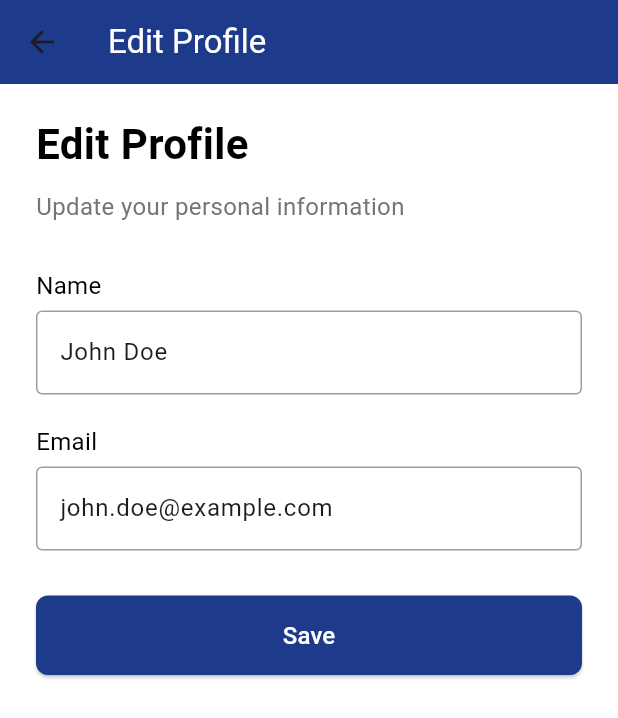
After one commit to MEDDADMakhlouf/mobile_eduswap, a Flutter app: the MainScreen screen opened by its route, item 4 of the bottom bar chosen, after a tap on "Edit Profile", on a phone screen of 412 x 824 dp. The commit adds this screen. Shown: the top 718 px of the screen. Run offline on Flutter 3.47's test engine with Material 3 defaults, Android fonts, the phone set to English and light mode, and no system bars; our stand-ins replace flutter_svg.

Commit message:
add nav bar

```diff
--- a/lib/main.dart
+++ b/lib/main.dart
@@ -5,6 +5,8 @@ import 'package:pfc_mobile/pages/home_screen.dart';
 import 'package:pfc_mobile/pages/swap_request_screen.dart';
 import 'package:pfc_mobile/pages/notifications_screen.dart';
 import 'package:pfc_mobile/pages/logout_screen.dart';
+import 'package:pfc_mobile/pages/settings_screen.dart';
+import 'package:pfc_mobile/pages/edit_profile_screen.dart';
 
 void main() {
   runApp(const MyApp());
@@ -24,11 +26,67 @@ class MyApp extends StatelessWidget {
       routes: {
         '/splash': (context) => SplashScreen(),
         '/login': (context) => LoginScreen(),
-        '/home': (context) => HomeScreen(),
-        '/swap_request': (context) => SwapRequestScreen(),
-        '/notifications': (context) => NotificationsScreen(),
+        '/main': (context) => MainScreen(),
         '/logout': (context) => LogoutScreen(),
+        '/edit_profile': (context) => EditProfileScreen(),
       },
     );
   }
 }
+
+class MainScreen extends StatefulWidget {
+  const MainScreen({super.key});
+
+  @override
+  _MainScreenState createState() => _MainScreenState();
+}
+
+class _MainScreenState extends State<MainScreen> {
+  int _selectedIndex = 0;
+
+  // List of screens for the bottom navigation bar
+  static final List<Widget> _screens = <Widget>[
+    HomeScreen(),
+    SwapRequestScreen(),
+    NotificationsScreen(),
+    SettingsScreen(),
+  ];
+
+  void _onItemTapped(int index) {
+    setState(() {
+      _selectedIndex = index;
+    });
+  }
+
+  @override
+  Widget build(BuildContext context) {
+    return Scaffold(
+      body: _screens[_selectedIndex],
+      bottomNavigationBar: BottomNavigationBar(
+        items: const <BottomNavigationBarItem>[
+          BottomNavigationBarItem(
+            icon: Icon(Icons.home),
+            label: 'Home',
+          ),
+          BottomNavigationBarItem(
+            icon: Icon(Icons.swap_horiz),
+            label: 'Swap Request',
+          ),
+          BottomNavigationBarItem(
+            icon: Icon(Icons.notifications),
+            label: 'Notifications',
+          ),
+          BottomNavigationBarItem(
+            icon: Icon(Icons.settings),
+            label: 'Settings',
+          ),
+        ],
+        currentIndex: _selectedIndex,
+        selectedItemColor: Colors.white,
+        unselectedItemColor: Colors.white70,
+        backgroundColor: Color(0xFF1E3A8A),
+        onTap: _onItemTapped,
+      ),
+    );
+  }
+}
--- /dev/null
+++ b/lib/pages/edit_profile_screen.dart
@@ -0,0 +1,159 @@
+import 'package:flutter/material.dart';
+
+class EditProfileScreen extends StatefulWidget {
+  const EditProfileScreen({super.key});
+
+  @override
+  _EditProfileScreenState createState() => _EditProfileScreenState();
+}
+
+class _EditProfileScreenState extends State<EditProfileScreen> {
+  final _nameController = TextEditingController(text: 'John Doe'); // Sample data
+  final _emailController = TextEditingController(text: 'john.doe@example.com'); // Sample data
+  final _formKey = GlobalKey<FormState>();
+
+  @override
+  void dispose() {
+    _nameController.dispose();
+    _emailController.dispose();
+    super.dispose();
+  }
+
+  void _saveProfile() {
+    if (_formKey.currentState!.validate()) {
+      // In a real app, save the data (e.g., to a database or API)
+      ScaffoldMessenger.of(context).showSnackBar(
+        SnackBar(content: Text('Profile updated successfully')),
+      );
+      Navigator.pop(context); // Go back to SettingsScreen
+    }
+  }
+
+  @override
+  Widget build(BuildContext context) {
+    return Scaffold(
+      backgroundColor: Colors.white,
+      appBar: AppBar(
+        backgroundColor: Color(0xFF1E3A8A),
+        title: Text(
+          'Edit Profile',
+          style: TextStyle(color: Colors.white),
+        ),
+      ),
+      body: Padding(
+        padding: const EdgeInsets.symmetric(horizontal: 24.0),
+        child: Form(
+          key: _formKey,
+          child: Column(
+            crossAxisAlignment: CrossAxisAlignment.start,
+            children: [
+              SizedBox(height: 20),
+              Text(
+                'Edit Profile',
+                style: TextStyle(
+                  fontSize: 28,
+                  fontWeight: FontWeight.bold,
+                  color: Colors.black,
+                ),
+              ),
+              SizedBox(height: 10),
+              Text(
+                'Update your personal information',
+                style: TextStyle(
+                  fontSize: 16,
+                  color: Colors.grey[600],
+                ),
+              ),
+              SizedBox(height: 30),
+              Text(
+                'Name',
+                style: TextStyle(
+                  fontSize: 16,
+                  color: Colors.black,
+                ),
+              ),
+              SizedBox(height: 5),
+              TextFormField(
+                controller: _nameController,
+                decoration: InputDecoration(
+                  hintText: 'Enter your name',
+                  hintStyle: TextStyle(color: Colors.grey[400]),
+                  border: OutlineInputBorder(
+                    borderSide: BorderSide(color: Colors.grey),
+                  ),
+                  enabledBorder: OutlineInputBorder(
+                    borderSide: BorderSide(color: Colors.grey),
+                  ),
+                  focusedBorder: OutlineInputBorder(
+                    borderSide: BorderSide(color: Colors.blue),
+                  ),
+                ),
+                validator: (value) {
+                  if (value == null || value.isEmpty) {
+                    return 'Please enter your name';
+                  }
+                  return null;
+                },
+              ),
+              SizedBox(height: 20),
+              Text(
+                'Email',
+                style: TextStyle(
+                  fontSize: 16,
+                  color: Colors.black,
+                ),
+              ),
+              SizedBox(height: 5),
+              TextFormField(
+                controller: _emailController,
+                decoration: InputDecoration(
+                  hintText: 'Enter your email',
+                  hintStyle: TextStyle(color: Colors.grey[400]),
+                  border: OutlineInputBorder(
+                    borderSide: BorderSide(color: Colors.grey),
+                  ),
+                  enabledBorder: OutlineInputBorder(
+                    borderSide: BorderSide(color: Colors.grey),
+                  ),
+                  focusedBorder: OutlineInputBorder(
+                    borderSide: BorderSide(color: Colors.blue),
+                  ),
+                ),
+                validator: (value) {
+                  if (value == null || value.isEmpty) {
+                    return 'Please enter your email';
+                  }
+                  if (!RegExp(r'^[^@]+@[^@]+\.[^@]+').hasMatch(value)) {
+                    return 'Please enter a valid email address';
+                  }
+                  return null;
+                },
+              ),
+              SizedBox(height: 30),
+              SizedBox(
+                width: double.infinity,
+                child: ElevatedButton(
+                  onPressed: _saveProfile,
+                  style: ElevatedButton.styleFrom(
+                    backgroundColor: Color(0xFF1E3A8A),
+                    padding: EdgeInsets.symmetric(vertical: 15),
+                    shape: RoundedRectangleBorder(
+                      borderRadius: BorderRadius.circular(8),
+                    ),
+                  ),
+                  child: Text(
+                    'Save',
+                    style: TextStyle(
+                      fontSize: 16,
+                      color: Colors.white,
+                    ),
+                  ),
+                ),
+              ),
+            ],
+          ),
+        ),
+      ),
+    );
+  }
+}
--- a/lib/pages/login_screen.dart
+++ b/lib/pages/login_screen.dart
@@ -19,7 +19,7 @@ class _LoginScreenState extends State<LoginScreen> {
   }
 
   void _signIn() {
-    Navigator.of(context).pushReplacementNamed('/home');
+    Navigator.of(context).pushReplacementNamed('/main'); // Updated to /main
   }
 
   @override
--- /dev/null
+++ b/lib/pages/settings_screen.dart
@@ -0,0 +1,57 @@
+import 'package:flutter/material.dart';
+
+class SettingsScreen extends StatelessWidget {
+  const SettingsScreen({super.key});
+
+  @override
+  Widget build(BuildContext context) {
+    return Scaffold(
+      backgroundColor: Colors.white,
+      appBar: AppBar(
+        backgroundColor: Color(0xFF1E3A8A),
+        title: Text(
+          'Settings',
+          style: TextStyle(color: Colors.white),
+        ),
+      ),
+      body: Padding(
+        padding: const EdgeInsets.symmetric(horizontal: 24.0),
+        child: Column(
+          crossAxisAlignment: CrossAxisAlignment.start,
+          children: [
+            SizedBox(height: 20),
+            Text(
+              'Settings',
+              style: TextStyle(
+                fontSize: 28,
+                fontWeight: FontWeight.bold,
+                color: Colors.black,
+              ),
+            ),
+            SizedBox(height: 20),
+            ListTile(
+              leading: Icon(Icons.edit, color: Color(0xFF1E3A8A)),
+              title: Text(
+                'Edit Profile',
+                style: TextStyle(fontSize: 16),
+              ),
+              onTap: () {
+                Navigator.pushNamed(context, '/edit_profile');
+              },
+            ),
+            ListTile(
+              leading: Icon(Icons.logout, color: Color(0xFF1E3A8A)),
+              title: Text(
+                'Log Out',
+                style: TextStyle(fontSize: 16),
+              ),
+              onTap: () {
+                Navigator.pushNamed(context, '/logout');
+              },
+            ),
+          ],
+        ),
+      ),
+    );
+  }
+}
```
Also changed, not shown: lib/pages/home_screen.dart (+0 -39 lines), 1 other file.
